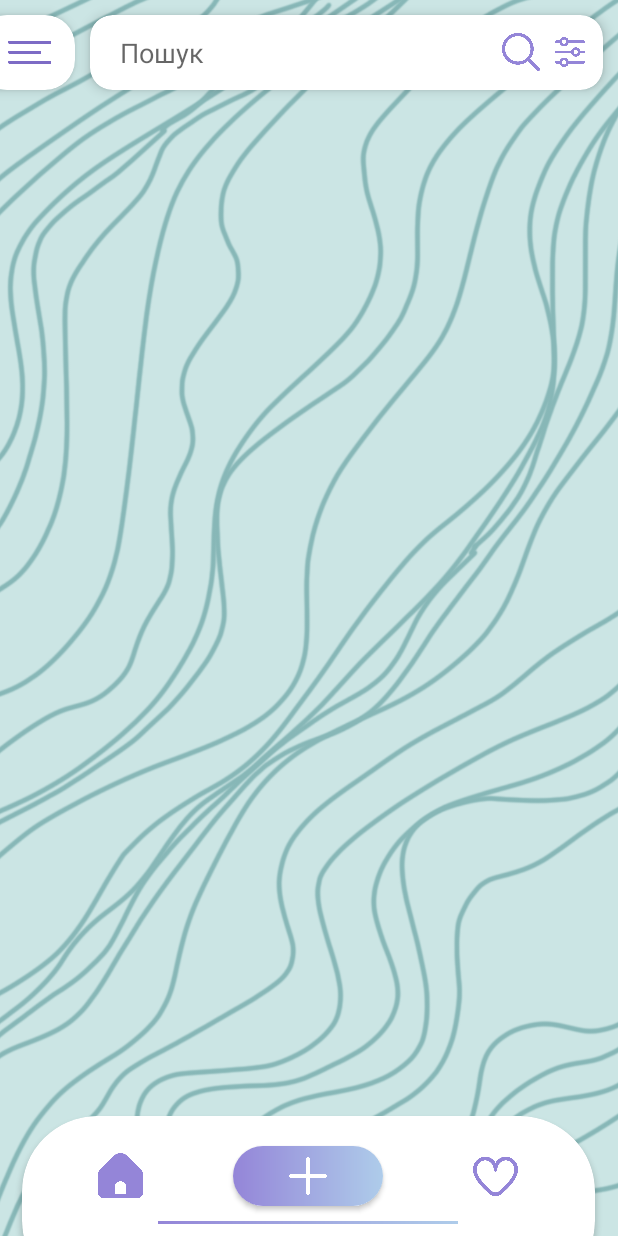
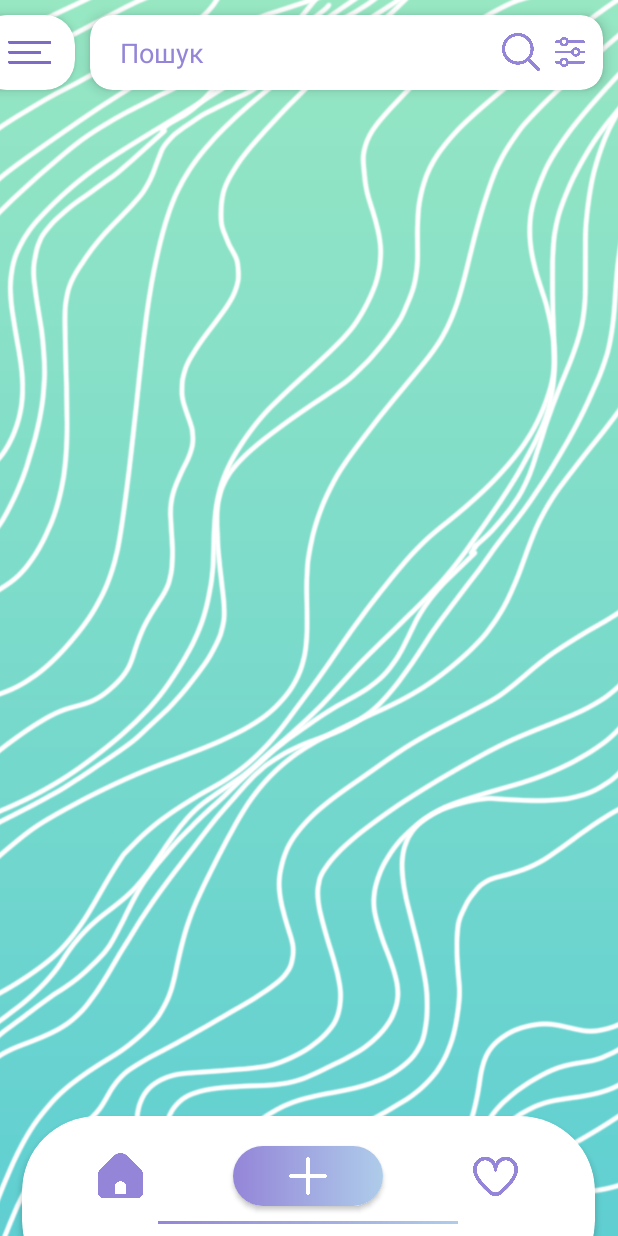
Before and after one commit to OrestPalii/Lendory, an Android app: the MainActivity screen opened directly, with no data from a screen before it, after a tap on an icon or button, on a phone screen of 412 x 824 dp. Run offline under Robolectric (Android 15) with nearby library versions, the phone set to English and light mode, and no system bars; our stand-ins replace Firebase (no records; nobody signed in at launch, a user with empty details on screens opened directly); libraries missing offline, so code that uses them is left out: cn.pedant, com.jaredrummler.materialspinner, es.dmoral.toasty; plain views replace MaterialSpinner; pictures from the network do not load; 4 statements that could not run were skipped.

Commit message:
design fixing

```diff
--- a/app/src/main/AndroidManifest.xml
+++ b/app/src/main/AndroidManifest.xml
@@ -11,7 +11,8 @@
         android:label="@string/app_name"
         android:roundIcon="@mipmap/ic_launcher_round"
         android:supportsRtl="true"
-        android:theme="@style/Light">
+        android:theme="@style/Light"
+        android:screenOrientation="portrait">
         <activity
             android:name=".activities.YourAdverts"
             android:exported="false" />
--- a/app/src/main/java/com/quaice/lendory/activities/MainActivity.java
+++ b/app/src/main/java/com/quaice/lendory/activities/MainActivity.java
@@ -62,6 +62,7 @@ public class MainActivity extends AppCompatActivity {
     private ArrayList<Adv> downloaded;
     private ArrayList<Adv> sorted;
     private ArrayList<ImageView> photos;
+    private ArrayList<Boolean> photos_clicker;
     private FirebaseDatabase database;
     private DatabaseReference myRef, acc, needToBeeApprovedRef;
     private ArrayList<String> images;
@@ -84,12 +85,16 @@ public class MainActivity extends AppCompatActivity {
         ref = storage.getReference();
         images = new ArrayList<>();
         photos = new ArrayList<>();
+        photos_clicker = new ArrayList<>();
         recyclerView = findViewById(R.id.recycler);
         likerecycler = findViewById(R.id.likedrecycler);
         photos.add(findViewById(R.id.first_image));
         photos.add(findViewById(R.id.second_image));
         photos.add(findViewById(R.id.third_image));
         photos.add(findViewById(R.id.forth_image));
+        for(int i = 0; i < 4; i++)
+            photos_clicker.add(false);
+        photos_clicker.set(0, true);
         search = findViewById(R.id.search);
         send = findViewById(R.id.send_button);
         name_edit = findViewById(R.id.name_edit);
@@ -188,6 +193,7 @@ public class MainActivity extends AppCompatActivity {
             @Override
             public void onClick(View view) {
                 new_adv.setVisibility(View.INVISIBLE);
+                advCreatroCleaner();
             }
         });
 
@@ -455,6 +461,8 @@ public class MainActivity extends AppCompatActivity {
         i.setType("image/*");
         i.setAction(Intent.ACTION_GET_CONTENT);
         startActivityForResult(Intent.createChooser(i, "Select Picture"), 1);
+        if (pos != 3)
+            photos_clicker.set(pos+1, true);
     }
 
     private boolean areElementEmpty(EditText textView){
@@ -540,6 +548,7 @@ public class MainActivity extends AppCompatActivity {
     }
 
     private void hidepanel(){
+        canceler.setVisibility(View.INVISIBLE);
         TranslateAnimation animate = new TranslateAnimation(0, -1000, 0, 0);
         animate.setDuration(500);
         animate.setFillAfter(false);
@@ -789,7 +798,10 @@ public class MainActivity extends AppCompatActivity {
         photos.get(position).setOnClickListener(new View.OnClickListener() {
             @Override
             public void onClick(View view) {
-                imageChooser(position);
+                if(photos_clicker.get(position))
+                    imageChooser(position);
+                else
+                    Toast.makeText(MainActivity.this, "Завантажте фото в правильному порядку", Toast.LENGTH_SHORT).show();
             }
         });
     }
@@ -799,7 +811,9 @@ public class MainActivity extends AppCompatActivity {
             photos.get(photoposition).clearColorFilter();
             photos.get(photoposition).setImageResource(R.drawable.plus_img);
             photos.get(photoposition).setImageURI(null);
+            photos_clicker.set(i, false);
         }
+        photos_clicker.set(0, true);
         name_edit.setText("");
         desc_edit.setText("");
         lock_edit.setText("");
--- a/app/src/main/java/com/quaice/lendory/adapters/MyRecyclerViewAdapter.java
+++ b/app/src/main/java/com/quaice/lendory/adapters/MyRecyclerViewAdapter.java
@@ -49,7 +49,6 @@ public class MyRecyclerViewAdapter extends RecyclerView.Adapter<MyRecyclerViewAd
 
     @Override
     public void onBindViewHolder(@NonNull ViewHolder holder, @SuppressLint("RecyclerView") int position) {
-        //if (holder.name.getText().toString().equals("No0neW1llUseThis")) {
             holder.name.setText(list.get(position).getName());
             holder.description.setText(list.get(position).getDescription());
             holder.location.setText(list.get(position).getLocation());
@@ -109,9 +108,7 @@ public class MyRecyclerViewAdapter extends RecyclerView.Adapter<MyRecyclerViewAd
             try {
                 int counter = list.get(position).getImages().size() - 1;
                 holder.count.setText("+" + counter);
-            } catch (Exception e) {
-            }
-            ;
+            } catch (Exception e) {}
 
             holder.like.setOnClickListener(new View.OnClickListener() {
                 @SuppressLint("ResourceType")
@@ -145,7 +142,6 @@ public class MyRecyclerViewAdapter extends RecyclerView.Adapter<MyRecyclerViewAd
                     YourAdverts.deleteAdv(context);
                 }
             });
-        //}
     }
 
     @Override
--- a/app/src/main/res/layout/activity_main.xml
+++ b/app/src/main/res/layout/activity_main.xml
@@ -5,14 +5,14 @@
     android:layout_width="match_parent"
     android:layout_height="match_parent"
     tools:context=".activities.MainActivity"
-    android:background="#cbe5e4">
+    android:background="@drawable/freegradient">
 
     <ImageView
         android:layout_width="match_parent"
         android:layout_height="match_parent"
         android:src="@drawable/waves"
         android:scaleType="centerCrop"
-        android:tint="#87b7b7"></ImageView>
+        android:tint="@android:color/white"></ImageView>
 
     <RelativeLayout
         android:id="@+id/new_adw"
@@ -59,6 +59,10 @@
                         app:cardBackgroundColor="@color/green"
                         app:cardCornerRadius="15dp">
                         <ImageView
+                            android:layout_width="match_parent"
+                            android:layout_height="match_parent"
+                            android:background="@drawable/freegradient"></ImageView>
+                        <ImageView
                             android:id="@+id/first_image"
                             android:layout_width="match_parent"
                             android:layout_height="match_parent"
@@ -70,6 +74,10 @@
                         android:layout_height="70dp"
                         app:cardBackgroundColor="@color/green"
                         app:cardCornerRadius="15dp">
+                        <ImageView
+                            android:layout_width="match_parent"
+                            android:layout_height="match_parent"
+                            android:background="@drawable/freegradient"></ImageView>
                         <ImageView
                             android:id="@+id/second_image"
                             android:layout_width="match_parent"
@@ -83,6 +91,10 @@
                         app:cardBackgroundColor="@color/green"
                         app:cardCornerRadius="15dp">
                         <ImageView
+                            android:layout_width="match_parent"
+                            android:layout_height="match_parent"
+                            android:background="@drawable/freegradient"></ImageView>
+                        <ImageView
                             android:id="@+id/third_image"
                             android:layout_width="match_parent"
                             android:layout_height="match_parent"
@@ -94,6 +106,10 @@
                         android:layout_height="70dp"
                         app:cardBackgroundColor="@color/green"
                         app:cardCornerRadius="15dp">
+                        <ImageView
+                            android:layout_width="match_parent"
+                            android:layout_height="match_parent"
+                            android:background="@drawable/freegradient"></ImageView>
                         <ImageView
                             android:id="@+id/forth_image"
                             android:layout_width="match_parent"
@@ -122,6 +138,10 @@
                             android:layout_below="@+id/desccard"
                             android:layout_weight="1"
                             android:layout_marginRight="5dp">
+                            <ImageView
+                                android:layout_width="match_parent"
+                                android:layout_height="match_parent"
+                                android:background="@drawable/freegradient"></ImageView>
                             <TextView
                                 android:layout_width="match_parent"
                                 android:layout_height="match_parent"
@@ -139,6 +159,11 @@
                             android:layout_below="@+id/desccard"
                             android:layout_weight="1"
                             android:layout_marginLeft="5dp">
+                            <ImageView
+                                android:layout_width="match_parent"
+                                android:layout_height="match_parent"
+                                android:background="@drawable/reggrad"
+                                android:rotation="180"></ImageView>
                             <TextView
                                 android:layout_width="match_parent"
                                 android:layout_height="match_parent"
@@ -809,7 +834,8 @@
                 android:hint="Пошук"
                 android:inputType="text"
                 android:maxLines="1"
-                android:layout_toLeftOf="@+id/lupsearch"></EditText>
+                android:layout_toLeftOf="@+id/lupsearch"
+                android:textColorHint="@color/purpleforicons"></EditText>
 
             <ImageView
                 android:tint="@color/purpleforicons"
--- a/app/src/main/res/layout/activity_registration.xml
+++ b/app/src/main/res/layout/activity_registration.xml
@@ -111,7 +111,8 @@
             android:layout_width="130dp"
             android:layout_height="130dp"
             android:layout_centerHorizontal="true"
-            app:cardCornerRadius="500dp">
+            app:cardCornerRadius="500dp"
+            android:elevation="100dp">
             <ImageView
                 android:layout_width="match_parent"
                 android:layout_height="match_parent"
@@ -250,7 +251,8 @@
             android:layout_width="130dp"
             android:layout_height="130dp"
             android:layout_centerHorizontal="true"
-            app:cardCornerRadius="500dp">
+            app:cardCornerRadius="500dp"
+            android:elevation="100dp">
             <ImageView
                 android:layout_width="match_parent"
                 android:layout_height="match_parent"
--- a/app/src/main/res/layout/activity_your_adverts.xml
+++ b/app/src/main/res/layout/activity_your_adverts.xml
@@ -5,14 +5,15 @@
     android:layout_width="match_parent"
     android:layout_height="match_parent"
     tools:context=".activities.YourAdverts"
-    android:background="#cbe5e4">
+    android:background="@drawable/reggrad">
 
     <ImageView
         android:layout_width="match_parent"
         android:layout_height="match_parent"
         android:src="@drawable/waves"
         android:scaleType="centerCrop"
-        android:tint="#87b7b7"></ImageView>
+        android:rotation="180"
+        android:tint="@android:color/white"></ImageView>
     <androidx.cardview.widget.CardView
         android:id="@+id/backcard"
         android:layout_width="65dp"
--- a/app/src/main/res/values-night/colors.xml
+++ b/app/src/main/res/values-night/colors.xml
@@ -7,15 +7,15 @@
     <color name="teal_700">#FF018786</color>
     <color name="black">#FF000000</color>
     <color name="transparent_black">#95000000</color>
-    <color name="white">#FF000000</color>
+    <color name="white">#FFFFFFFF</color>
 
     <color name="main">#EEEDE7</color>
     <color name="purple">#C9A1D0</color>
-    <color name="purpleforicons">#7d6bc5</color>
+    <color name="purpleforicons">#9485D8</color>
     <color name="freecolor">#60CFD2</color>
+    <!--    <color name="purpleforicons">#7d6bc5</color>-->
     <color name="pink">#cf89db</color>
     <color name="main_purple">#bf74cc</color>
     <color name="green">#7EBFBF</color>
-    <color name="backcolor">#FF000000</color>
-
+    <color name="backcolor">#FFFFFFFF</color>
 </resources>
--- a/app/src/main/res/values-night/themes.xml
+++ b/app/src/main/res/values-night/themes.xml
@@ -1,8 +1,8 @@
 <resources xmlns:tools="http://schemas.android.com/tools">
     <!-- Base application theme. -->
     <style name="Light" parent="Theme.MaterialComponents.Light.NoActionBar">
-        <item name="colorPrimary">@color/main_purple</item>
-        <item name="colorPrimaryVariant">@color/purple</item>
+        <item name="colorPrimary">@color/purpleforicons</item>
+        <item name="colorPrimaryVariant">@color/purpleforicons</item>
         <item name="colorOnPrimary">@color/white</item>
         <item name="colorSecondary">@color/green</item>
         <item name="colorSecondaryVariant">@color/green</item>
```
Also changed, not shown: app/src/main/java/com/quaice/lendory/activities/AdvReview.java (+6 -1 lines), app/src/main/res/layout/activity_adv_review.xml (+4 -3 lines), app/src/main/res/layout/recycle_item.xml (+27 -17 lines).
